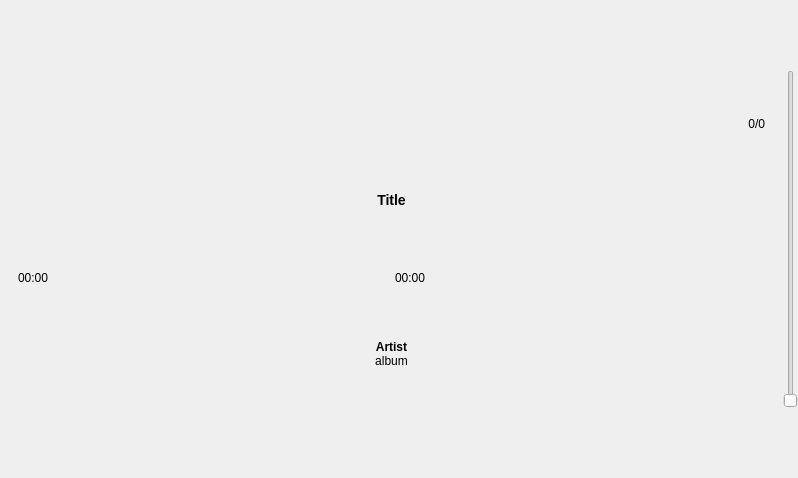
Before: the Qt Designer form src/ui/playerform.ui in niktischenko/someplayer, drawn with Qt 5.
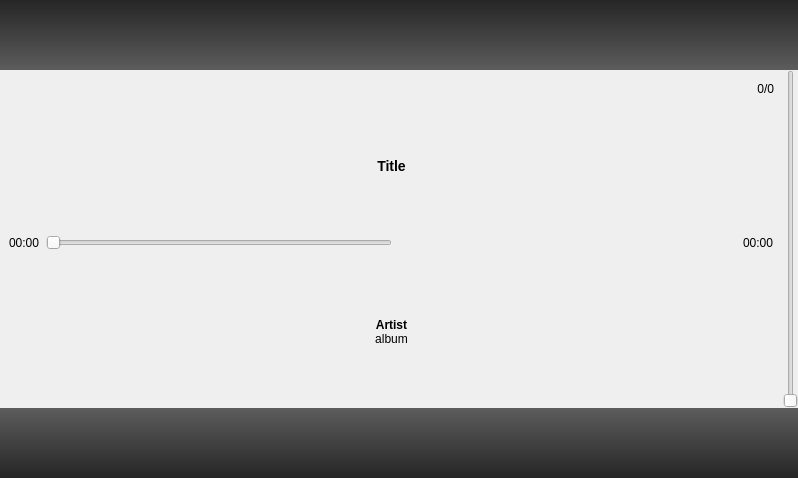
After: the same form once the commit is applied. The open tabs and pages were chosen to show the change. Icons and pictures are not drawn.

```diff
--- a/src/ui/playerform.ui
+++ b/src/ui/playerform.ui
@@ -22,6 +22,9 @@
    </property>
    <item>
     <widget class="QWidget" name="topWidget" native="true">
+     <property name="styleSheet">
+      <string notr="true">background: qlineargradient(spread:pad, x1:0, y1:0, x2:0, y2:1, stop:0.00549451 rgba(38, 38, 38, 255), stop:0.994505 rgba(92, 92, 92, 255))</string>
+     </property>
      <layout class="QHBoxLayout" name="horizontalLayout_4">
       <property name="spacing">
        <number>0</number>
@@ -30,52 +33,7 @@
        <number>0</number>
       </property>
       <item>
-       <widget class="QPushButton" name="aViewButton">
-        <property name="sizePolicy">
-         <sizepolicy hsizetype="Fixed" vsizetype="Fixed">
-          <horstretch>0</horstretch>
-          <verstretch>0</verstretch>
-         </sizepolicy>
-        </property>
-        <property name="minimumSize">
-         <size>
-          <width>70</width>
-          <height>70</height>
-         </size>
-        </property>
-        <property name="maximumSize">
-         <size>
-          <width>70</width>
-          <height>70</height>
-         </size>
-        </property>
-        <property name="text">
-         <string/>
-        </property>
-        <property name="icon">
-         <iconset resource="../../resources/resources.qrc">
-          <normaloff>:/icons/white/playlist.png</normaloff>:/icons/white/playlist.png</iconset>
-        </property>
-        <property name="flat">
-         <bool>true</bool>
-        </property>
-       </widget>
-      </item>
-      <item>
-       <spacer name="horizontalSpacer_6">
-        <property name="orientation">
-         <enum>Qt::Horizontal</enum>
-        </property>
-        <property name="sizeHint" stdset="0">
-         <size>
-          <width>40</width>
-          <height>20</height>
-         </size>
-        </property>
-       </spacer>
-      </item>
-      <item>
-       <widget class="QPushButton" name="aPrevButton">
+       <widget class="QPushButton" name="prevButton">
         <property name="sizePolicy">
          <sizepolicy hsizetype="Fixed" vsizetype="Fixed">
           <horstretch>0</horstretch>
@@ -107,7 +65,20 @@
        </widget>
       </item>
       <item>
-       <widget class="QPushButton" name="aPlayPauseButton">
+       <spacer name="horizontalSpacer_7">
+        <property name="orientation">
+         <enum>Qt::Horizontal</enum>
+        </property>
+        <property name="sizeHint" stdset="0">
+         <size>
+          <width>40</width>
+          <height>20</height>
+         </size>
+        </property>
+       </spacer>
+      </item>
+      <item>
+       <widget class="QPushButton" name="playpauseButton">
         <property name="sizePolicy">
          <sizepolicy hsizetype="Fixed" vsizetype="Fixed">
           <horstretch>0</horstretch>
@@ -139,7 +110,20 @@
        </widget>
       </item>
       <item>
-       <widget class="QPushButton" name="aStopButton">
+       <spacer name="horizontalSpacer_8">
+        <property name="orientation">
+         <enum>Qt::Horizontal</enum>
+        </property>
+        <property name="sizeHint" stdset="0">
+         <size>
+          <width>40</width>
+          <height>20</height>
+         </size>
+        </property>
+       </spacer>
+      </item>
+      <item>
+       <widget class="QPushButton" name="stopButton">
         <property name="sizePolicy">
          <sizepolicy hsizetype="Fixed" vsizetype="Fixed">
           <horstretch>0</horstretch>
@@ -171,7 +155,20 @@
        </widget>
       </item>
       <item>
-       <widget class="QPushButton" name="aNextButton">
+       <spacer name="horizontalSpacer_9">
+        <property name="orientation">
+         <enum>Qt::Horizontal</enum>
+        </property>
+        <property name="sizeHint" stdset="0">
+         <size>
+          <width>40</width>
+          <height>20</height>
+         </size>
+        </property>
+       </spacer>
+      </item>
+      <item>
+       <widget class="QPushButton" name="nextButton">
         <property name="sizePolicy">
          <sizepolicy hsizetype="Fixed" vsizetype="Fixed">
           <horstretch>0</horstretch>
@@ -202,6 +199,51 @@
         </property>
        </widget>
       </item>
+      <item>
+       <spacer name="horizontalSpacer_6">
+        <property name="orientation">
+         <enum>Qt::Horizontal</enum>
+        </property>
+        <property name="sizeHint" stdset="0">
+         <size>
+          <width>40</width>
+          <height>20</height>
+         </size>
+        </property>
+       </spacer>
+      </item>
+      <item>
+       <widget class="QPushButton" name="moreButton">
+        <property name="sizePolicy">
+         <sizepolicy hsizetype="Fixed" vsizetype="Fixed">
+          <horstretch>0</horstretch>
+          <verstretch>0</verstretch>
+         </sizepolicy>
+        </property>
+        <property name="minimumSize">
+         <size>
+          <width>70</width>
+          <height>70</height>
+         </size>
+        </property>
+        <property name="maximumSize">
+         <size>
+          <width>70</width>
+          <height>70</height>
+         </size>
+        </property>
+        <property name="text">
+         <string/>
+        </property>
+        <property name="icon">
+         <iconset resource="../../resources/resources.qrc">
+          <normaloff>:/icons/white/more.png</normaloff>:/icons/white/more.png</iconset>
+        </property>
+        <property name="flat">
+         <bool>true</bool>
+        </property>
+       </widget>
+      </item>
      </layout>
     </widget>
    </item>
@@ -246,6 +288,12 @@
        </widget>
        <widget class="QWidget" name="page_2">
         <layout class="QGridLayout" name="gridLayout">
+         <property name="margin">
+          <number>0</number>
+         </property>
+         <property name="spacing">
+          <number>0</number>
+         </property>
          <item row="0" column="0">
           <widget class="QWidget" name="widget" native="true">
            <layout class="QVBoxLayout" name="verticalLayout_2">
@@ -276,6 +324,19 @@
               </item>
              </layout>
             </item>
+            <item>
+             <spacer name="verticalSpacer">
+              <property name="orientation">
+               <enum>Qt::Vertical</enum>
+              </property>
+              <property name="sizeHint" stdset="0">
+               <size>
+                <width>20</width>
+                <height>40</height>
+               </size>
+              </property>
+             </spacer>
+            </item>
             <item>
              <widget class="QLabel" name="titleLabel">
               <property name="text">
@@ -286,6 +347,19 @@
               </property>
              </widget>
             </item>
+            <item>
+             <spacer name="verticalSpacer_2">
+              <property name="orientation">
+               <enum>Qt::Vertical</enum>
+              </property>
+              <property name="sizeHint" stdset="0">
+               <size>
+                <width>20</width>
+                <height>40</height>
+               </size>
+              </property>
+             </spacer>
+            </item>
             <item>
              <layout class="QHBoxLayout" name="progressLayout">
               <item>
@@ -295,6 +369,26 @@
                 </property>
                </widget>
               </item>
+              <item>
+               <widget class="QSlider" name="seekSlider">
+                <property name="orientation">
+                 <enum>Qt::Horizontal</enum>
+                </property>
+               </widget>
+              </item>
+              <item>
+               <spacer name="seekSpacer">
+                <property name="orientation">
+                 <enum>Qt::Horizontal</enum>
+                </property>
+                <property name="sizeHint" stdset="0">
+                 <size>
+                  <width>40</width>
+                  <height>20</height>
+                 </size>
+                </property>
+               </spacer>
+              </item>
               <item>
                <widget class="QLabel" name="allTimeLabel">
                 <property name="text">
@@ -304,6 +398,31 @@
               </item>
              </layout>
             </item>
+            <item>
+             <widget class="QWidget" name="progressWidget" native="true">
+              <layout class="QVBoxLayout" name="verticalLayout_3">
+               <property name="spacing">
+                <number>0</number>
+               </property>
+               <property name="margin">
+                <number>0</number>
+               </property>
+              </layout>
+             </widget>
+            </item>
+            <item>
+             <spacer name="verticalSpacer_3">
+              <property name="orientation">
+               <enum>Qt::Vertical</enum>
+              </property>
+              <property name="sizeHint" stdset="0">
+               <size>
+                <width>20</width>
+                <height>40</height>
+               </size>
+              </property>
+             </spacer>
+            </item>
             <item>
              <widget class="QLabel" name="artistAlbumLabel">
               <property name="text">
@@ -314,6 +433,19 @@
               </property>
              </widget>
             </item>
+            <item>
+             <spacer name="verticalSpacer_4">
+              <property name="orientation">
+               <enum>Qt::Vertical</enum>
+              </property>
+              <property name="sizeHint" stdset="0">
+               <size>
+                <width>20</width>
+                <height>40</height>
+               </size>
+              </property>
+             </spacer>
+            </item>
            </layout>
           </widget>
          </item>
@@ -353,6 +485,9 @@
          <height>0</height>
         </size>
        </property>
+       <property name="styleSheet">
+        <string notr="true">background:qlineargradient(spread:pad, x1:1, y1:1, x2:1, y2:0, stop:0.00549451 rgba(38, 38, 38, 255), stop:0.994505 rgba(92, 92, 92, 255))</string>
+       </property>
        <layout class="QHBoxLayout" name="horizontalLayout_2">
         <property name="spacing">
          <number>0</number>
@@ -548,147 +683,6 @@
           </property>
          </spacer>
         </item>
-        <item>
-         <widget class="QPushButton" name="prevButton">
-          <property name="sizePolicy">
-           <sizepolicy hsizetype="Fixed" vsizetype="Fixed">
-            <horstretch>0</horstretch>
-            <verstretch>0</verstretch>
-           </sizepolicy>
-          </property>
-          <property name="minimumSize">
-           <size>
-            <width>70</width>
-            <height>70</height>
-           </size>
-          </property>
-          <property name="maximumSize">
-           <size>
-            <width>70</width>
-            <height>70</height>
-           </size>
-          </property>
-          <property name="text">
-           <string/>
-          </property>
-          <property name="icon">
-           <iconset resource="../../resources/resources.qrc">
-            <normaloff>:/icons/white/prev.png</normaloff>:/icons/white/prev.png</iconset>
-          </property>
-          <property name="flat">
-           <bool>true</bool>
-          </property>
-         </widget>
-        </item>
-        <item>
-         <widget class="QPushButton" name="playpauseButton">
-          <property name="sizePolicy">
-           <sizepolicy hsizetype="Fixed" vsizetype="Fixed">
-            <horstretch>0</horstretch>
-            <verstretch>0</verstretch>
-           </sizepolicy>
-          </property>
-          <property name="minimumSize">
-           <size>
-            <width>70</width>
-            <height>70</height>
-           </size>
-          </property>
-          <property name="maximumSize">
-           <size>
-            <width>70</width>
-            <height>70</height>
-           </size>
-          </property>
-          <property name="text">
-           <string/>
-          </property>
-          <property name="icon">
-           <iconset resource="../../resources/resources.qrc">
-            <normaloff>:/icons/white/play.png</normaloff>:/icons/white/play.png</iconset>
-          </property>
-          <property name="flat">
-           <bool>true</bool>
-          </property>
-         </widget>
-        </item>
-        <item>
-         <widget class="QPushButton" name="stopButton">
-          <property name="sizePolicy">
-           <sizepolicy hsizetype="Fixed" vsizetype="Fixed">
-            <horstretch>0</horstretch>
-            <verstretch>0</verstretch>
-           </sizepolicy>
-          </property>
-          <property name="minimumSize">
-           <size>
-            <width>70</width>
-            <height>70</height>
-           </size>
-          </property>
-          <property name="maximumSize">
-           <size>
-            <width>70</width>
-            <height>70</height>
-           </size>
-          </property>
-          <property name="text">
-           <string/>
-          </property>
-          <property name="icon">
-           <iconset resource="../../resources/resources.qrc">
-            <normaloff>:/icons/white/stop.png</normaloff>:/icons/white/stop.png</iconset>
-          </property>
-          <property name="flat">
-           <bool>true</bool>
-          </property>
-         </widget>
-        </item>
-        <item>
-         <widget class="QPushButton" name="nextButton">
-          <property name="sizePolicy">
-           <sizepolicy hsizetype="Fixed" vsizetype="Fixed">
-            <horstretch>0</horstretch>
-            <verstretch>0</verstretch>
-           </sizepolicy>
-          </property>
-          <property name="minimumSize">
-           <size>
-            <width>70</width>
-            <height>70</height>
-           </size>
-          </property>
-          <property name="maximumSize">
-           <size>
-            <width>70</width>
-            <height>70</height>
-           </size>
-          </property>
-          <property name="text">
-           <string/>
-          </property>
-          <property name="icon">
-           <iconset resource="../../resources/resources.qrc">
-            <normaloff>:/icons/white/next.png</normaloff>:/icons/white/next.png</iconset>
-          </property>
-          <property name="flat">
-           <bool>true</bool>
-          </property>
-         </widget>
-        </item>
-        <item>
-         <spacer name="horizontalSpacer_5">
-          <property name="orientation">
-           <enum>Qt::Horizontal</enum>
-          </property>
-          <property name="sizeHint" stdset="0">
-           <size>
-            <width>40</width>
-            <height>20</height>
-           </size>
-          </property>
-         </spacer>
-        </item>
         <item>
          <widget class="QPushButton" name="volumeButton">
           <property name="sizePolicy">
```
Left out of the diff: 28 changed lines with no effect on the pictures.
